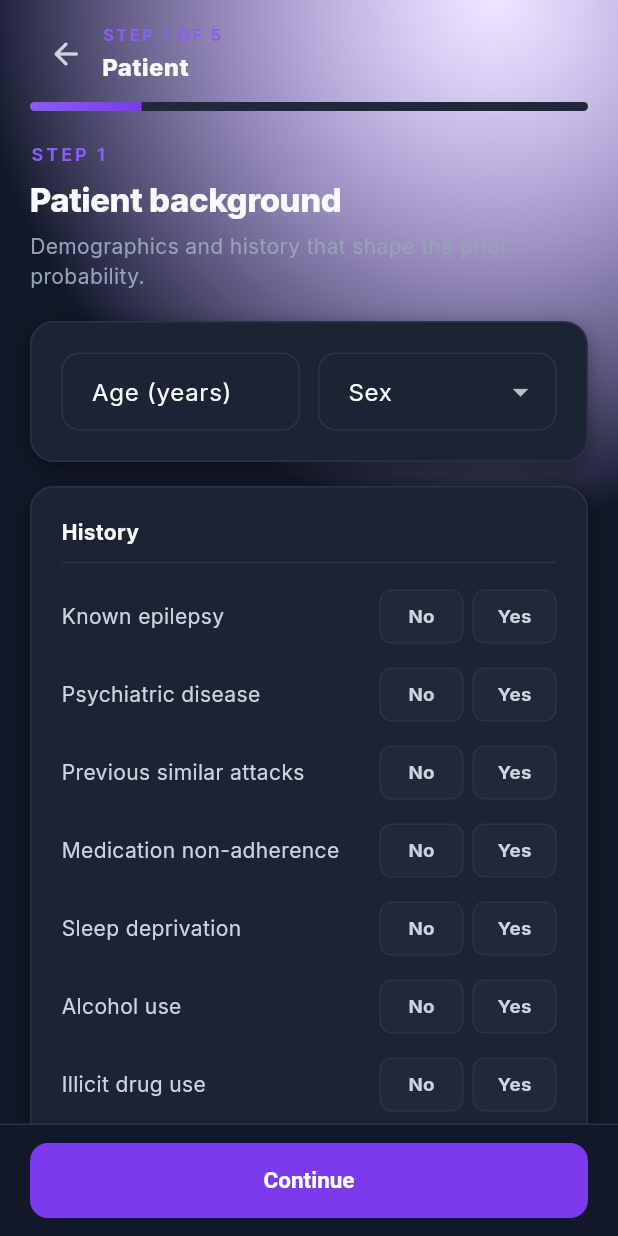
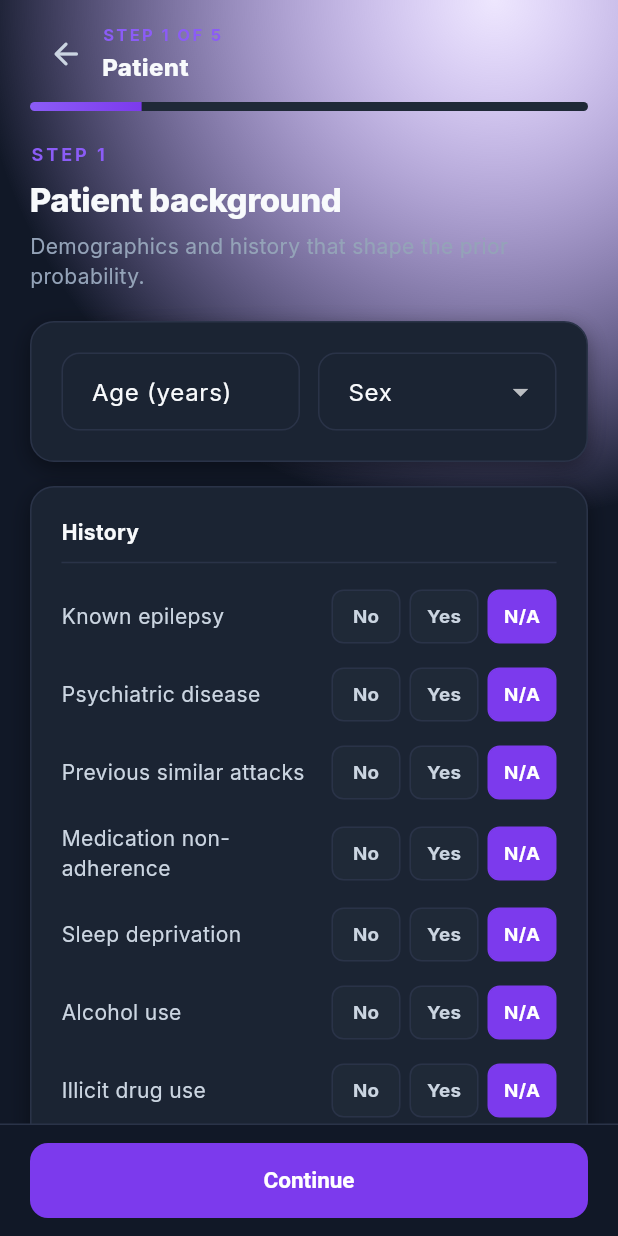
Before and after one commit to mahham20022-art/seizure-compass, a Flutter app: the AssessmentWizardScreen screen opened directly, on a phone screen of 412 x 824 dp. Run offline on Flutter 3.47's test engine with Material 3 defaults, Android fonts, the phone set to English and light mode, and no system bars.

Commit message:
Add the missing N/A option to the assessment's Yes/No toggles
YesNoToggle was documented as a tri-state Yes/No/Unknown control (the
underlying value is already nullable bool?, and the scoring engine
already treats null as neutral/no-evidence), but the UI only ever
rendered the Yes and No segments - there was no way to actually pick
'unknown' when a finding genuinely isn't known at assessment time.
Added the third N/A segment; this is a shared widget used across every
assessment step, so the fix applies app-wide.

```diff
--- a/lib/core/widgets/yes_no_toggle.dart
+++ b/lib/core/widgets/yes_no_toggle.dart
@@ -33,6 +33,10 @@ class YesNoToggle extends StatelessWidget {
           _segment('No', value == false, () => onChanged(false)),
           const SizedBox(width: 6),
           _segment('Yes', value == true, () => onChanged(true)),
+          const SizedBox(width: 6),
+          // Not every finding is known at assessment time — this reverts
+          // the question to unanswered rather than forcing a guess.
+          _segment('N/A', value == null, () => onChanged(null)),
         ],
       ),
     );
@@ -43,7 +47,7 @@ class YesNoToggle extends StatelessWidget {
       onTap: onTap,
       borderRadius: BorderRadius.circular(AppRadii.sm),
       child: Container(
-        width: 56,
+        width: 46,
         padding: const EdgeInsets.symmetric(vertical: 8),
         alignment: Alignment.center,
         decoration: BoxDecoration(
```
